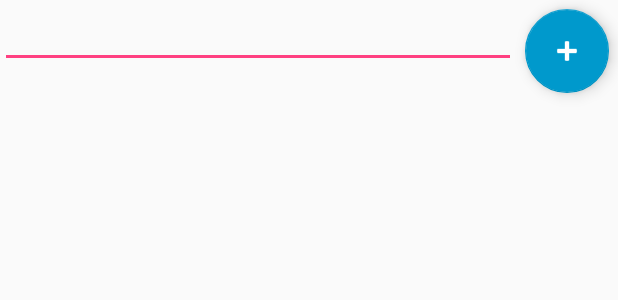
After one commit to chesterc314/raffle-creator, an Android app: the layout activity_raffle.xml on its own in the app's theme, with its tools: preview values and no code run, on a phone screen of 412 x 824 dp. The commit adds this screen. Shown: the top 300 px of the screen. Run offline under Robolectric (Android 15) with nearby library versions, the light colour scheme and no system bars.

Commit message:
develop: added the participant activity

```diff
--- a/app/src/main/AndroidManifest.xml
+++ b/app/src/main/AndroidManifest.xml
@@ -19,6 +19,7 @@
                 <category android:name="android.intent.category.LAUNCHER" />
             </intent-filter>
         </activity>
+        <activity android:name=".RaffleActivity" />
     </application>
 
 </manifest>
--- a/app/src/main/java/co/za/chester/rafflecreator/rafflecreator/MainActivity.kt
+++ b/app/src/main/java/co/za/chester/rafflecreator/rafflecreator/MainActivity.kt
@@ -1,5 +1,6 @@
 package co.za.chester.rafflecreator.rafflecreator
 
+import android.content.Intent
 import android.os.Bundle
 import android.support.v7.app.AlertDialog
 import android.support.v7.app.AppCompatActivity
@@ -11,6 +12,7 @@ import android.view.LayoutInflater
 import android.view.View
 import android.widget.EditText
 import android.widget.Toast
+import co.za.chester.rafflecreator.rafflecreator.domain.Raffle
 
 class MainActivity : AppCompatActivity() {
 
@@ -81,6 +83,11 @@ class MainActivity : AppCompatActivity() {
                     if (!raffleName.isEmpty()) {
                         Toast.makeText(this, "$raffleName added to list of raffles", Toast.LENGTH_LONG).show()
                         raffles.add(raffleName)
+                        val raffleIntent = Intent(this, RaffleActivity::class.java)
+                        val raffle = Raffle(raffleName)
+                        raffleIntent.putExtra(RaffleActivity.RAFFLE_NAME, raffle.name)
+                        raffleIntent.putExtra(RaffleActivity.RAFFLE_ID, raffle.id.toString())
+                        startActivity(raffleIntent)
                         customRecyclerViewAdapter.notifyDataSetChanged()
                         dialog.dismiss()
                     } else {
--- a/app/src/main/java/co/za/chester/rafflecreator/rafflecreator/domain/Raffle.kt
+++ b/app/src/main/java/co/za/chester/rafflecreator/rafflecreator/domain/Raffle.kt
@@ -2,16 +2,5 @@ package co.za.chester.rafflecreator.rafflecreator.domain
 
 import java.util.*
 
-data class Raffle(val name: String, private val participants: Set<Participant> = emptySet(), val id: UUID = UUID.randomUUID()) {
-    fun addParticipant(part: Participant) = participants.plus(part)
-}
-
+data class Raffle(val name: String, private val participants: Set<Participant> = emptySet(), val id: UUID = UUID.randomUUID())
 data class Participant(val name: String, val raffleId: UUID)
-
-object RaffleRepository {
-
-}
-
-object ParticipantRepository{
-
-}
--- /dev/null
+++ b/app/src/main/res/layout/activity_raffle.xml
@@ -0,0 +1,43 @@
+<?xml version="1.0" encoding="utf-8"?>
+<RelativeLayout
+    xmlns:android="http://schemas.android.com/apk/res/android"
+    xmlns:app="http://schemas.android.com/apk/res-auto"
+    android:layout_width="match_parent" android:layout_height="match_parent">
+
+    <android.support.design.widget.FloatingActionButton
+        android:id="@+id/fabAddParticipant"
+        android:layout_width="wrap_content"
+        android:layout_height="wrap_content"
+        android:layout_alignParentEnd="true"
+        android:layout_alignParentTop="true"
+        android:layout_marginEnd="6dp"
+        android:layout_marginStart="6dp"
+        android:layout_marginTop="6dp"
+        android:layout_marginBottom="6dp"
+        android:clickable="true"
+        android:focusable="true"
+        android:onClick="addParticipant"
+        android:tint="@android:color/background_light"
+        app:backgroundTint="@android:color/holo_blue_dark"
+        app:srcCompat="@android:drawable/ic_input_add" />
+
+    <android.support.v7.widget.RecyclerView
+        android:id="@+id/participantRecyclerView"
+        android:layout_width="match_parent"
+        android:layout_height="match_parent"
+        android:layout_alignParentStart="true"
+        android:layout_below="@+id/fabAddParticipant"
+        android:scrollbars="vertical" />
+
+    <AutoCompleteTextView
+        android:id="@+id/autoCompleteTextViewParticipant"
+        android:layout_width="wrap_content"
+        android:layout_height="wrap_content"
+        android:layout_alignParentStart="true"
+        android:layout_alignParentTop="true"
+        android:layout_marginBottom="6dp"
+        android:layout_toStartOf="@+id/fabAddParticipant" >
+        <requestFocus/>
+    </AutoCompleteTextView>
+
+</RelativeLayout>
```
